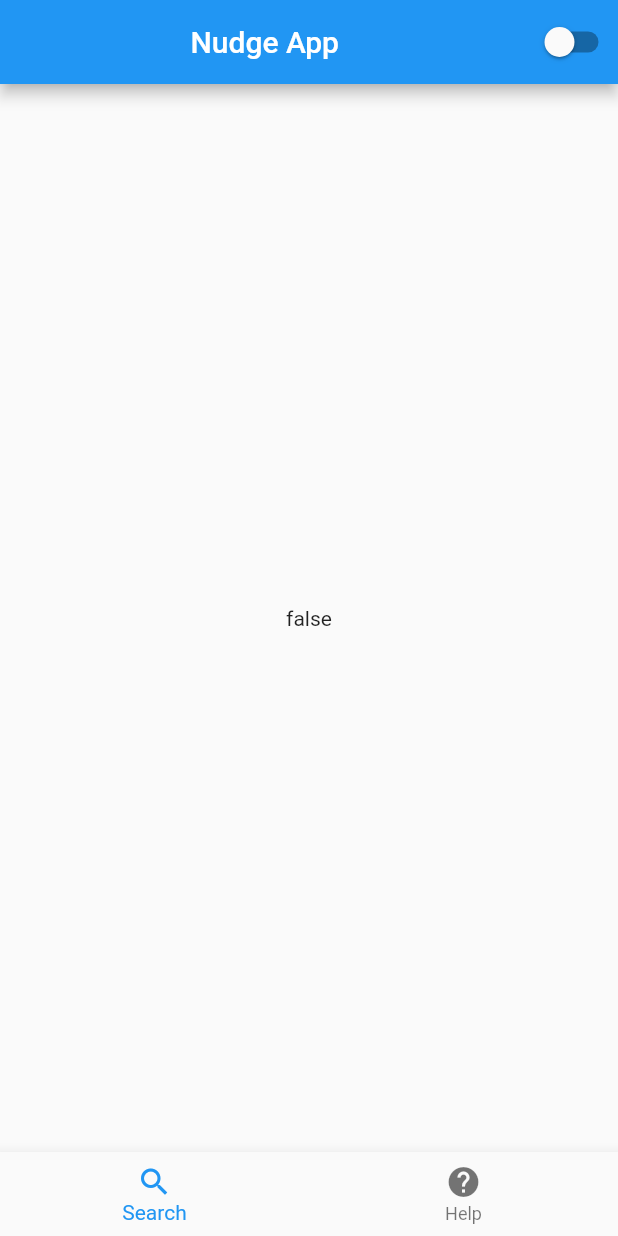
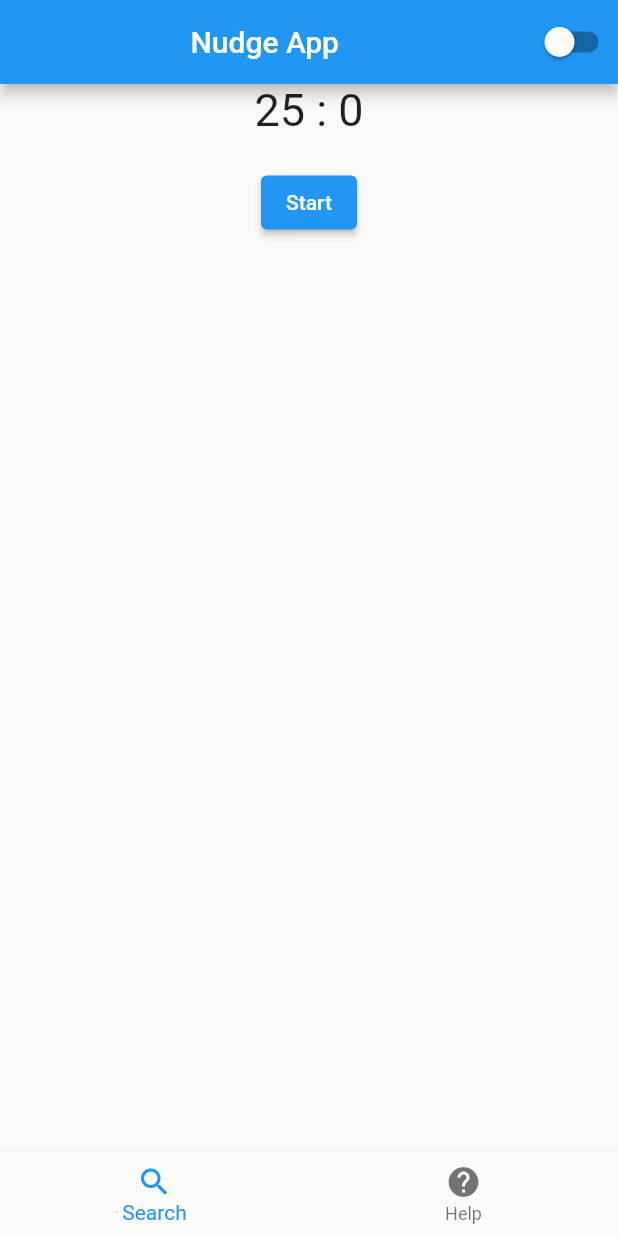
Before and after one commit to Mahongru/nudge, a Flutter app: the screen it shows after launch, on a phone screen of 412 x 824 dp. Run offline on Flutter 3.47's test engine with Material 2 defaults, Android fonts, the phone set to English and light mode, and no system bars; our stand-ins replace bloc.

Commit message:
easy fix lol

```diff
--- a/lib/core/app.dart
+++ b/lib/app.dart
@@ -3,6 +3,7 @@ import 'package:flutter/material.dart';
 class MyApp extends StatelessWidget {
   MyApp({super.key});
 
+  // Local
   final themeNotifier = ThemeNotifier(false);
 
   @override
@@ -11,7 +12,7 @@ class MyApp extends StatelessWidget {
       valueListenable: themeNotifier,
       builder: ((context, value, child) => MaterialApp(
             debugShowCheckedModeBanner: false,
-            title: 'Nudge App',
+            title: 'Nudge Me!',
             theme: themeNotifier.value ? ThemeData.dark() : ThemeData.light(),
             home: Scaffold(
               appBar: AppBar(
@@ -23,7 +24,7 @@ class MyApp extends StatelessWidget {
                   )
                 ],
               ),
-              body: Center(child: Text(value.toString())),
+              body: Center(child: CounterPage()),
               bottomNavigationBar: BottomNavigationBar(
                 items: const [
                   BottomNavigationBarItem(
@@ -44,3 +45,43 @@ class ThemeNotifier extends ValueNotifier<bool> {
     value = !value;
   }
 }
+
+class CounterPage extends StatefulWidget {
+  @override
+  _CounterPageState createState() => _CounterPageState();
+}
+
+class _CounterPageState extends State<CounterPage> {
+  Duration _currentDuration = Duration(minutes: 25);
+  bool _isRunning = false;
+  late Future _timer;
+
+  void startTimer() {
+    _isRunning = true;
+    _timer = Future.delayed(_currentDuration, () {
+      setState(() {
+        _isRunning = false;
+      });
+    });
+  }
+
+  // void stopTimer() {
+  //   _isRunning = false;
+  //   _timer.cancel();
+  // }
+
+  @override
+  Widget build(BuildContext context) {
+    return SizedBox(
+      child: Column(children: <Widget>[
+        Text(
+          '${_currentDuration.inMinutes} : ${_currentDuration.inSeconds % 60}',
+          style: const TextStyle(fontSize: 30),
+        ),
+        const SizedBox(height: 20),
+        ElevatedButton(
+            onPressed: startTimer, child: Text(_isRunning ? 'Stop' : 'Start')),
+      ]),
+    );
+  }
+}
--- /dev/null
+++ b/lib/app/counter/cubit/counter_state.dart
@@ -0,0 +1,6 @@
+part of 'counter_cubit.dart';
+
+// @immutable
+abstract class CounterState {}
+
+class CounterInitial extends CounterState {}
--- /dev/null
+++ b/lib/app/counter/view/counter_page.dart
@@ -0,0 +1,24 @@
+import 'package:flutter/material.dart';
+
+class CounterPage extends StatefulWidget {
+  const CounterPage({super.key});
+
+  @override
+  _CounterPageState createState() => _CounterPageState();
+}
+
+class _CounterPageState extends State<CounterPage> {
+  @override
+  Widget build(BuildContext context) {
+    return SizedBox(
+      child: Column(children: <Widget>[
+        const Text(
+          '25 : 00',
+          style: TextStyle(fontSize: 30),
+        ),
+        const SizedBox(height: 20),
+        ElevatedButton(onPressed: () {}, child: const Text('Start')),
+      ]),
+    );
+  }
+}
--- a/lib/main.dart
+++ b/lib/main.dart
@@ -1,5 +1,5 @@
 import 'package:flutter/material.dart';
-import 'package:nudge/core/app.dart';
+import 'package:nudge/app.dart';
 
 void main() {
   runApp(MyApp());
--- a/pubspec.yaml
+++ b/pubspec.yaml
@@ -36,6 +36,7 @@ dependencies:
   # The following adds the Cupertino Icons font to your application.
   # Use with the CupertinoIcons class for iOS style icons.
   cupertino_icons: ^1.0.2
+  bloc: ^8.1.0
 
 dev_dependencies:
   flutter_test:
```
Also changed, not shown: lib/app/counter/cubit/counter_cubit.dart (added, +7 -0 lines), pubspec.lock.
